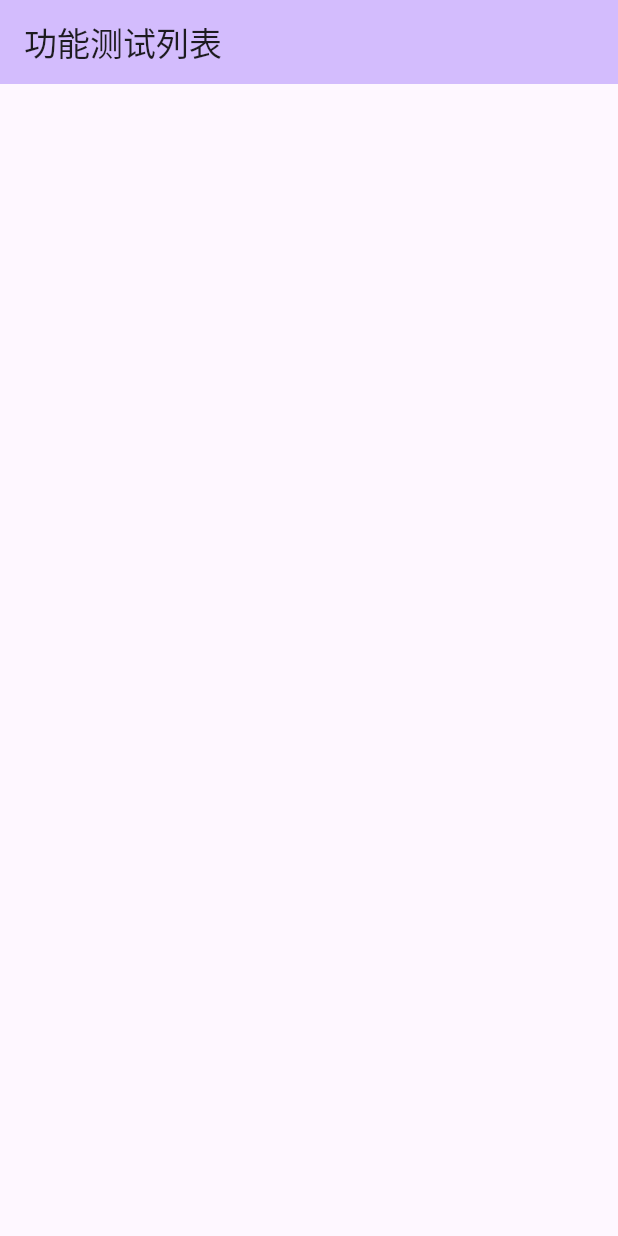
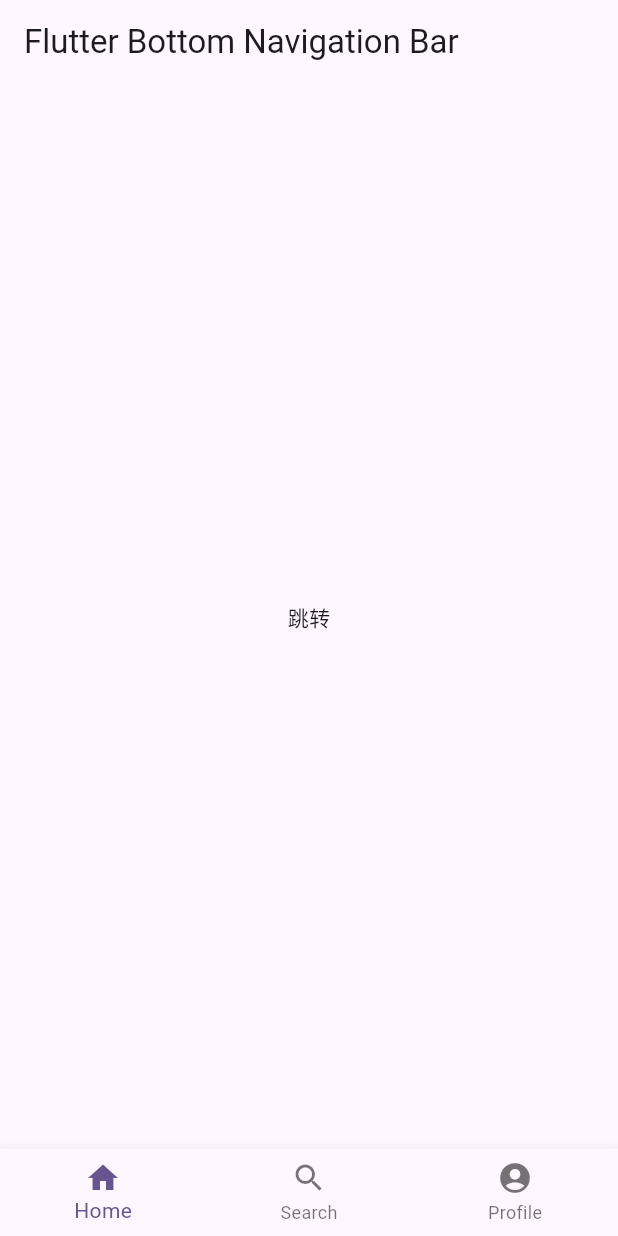
Before and after one commit to CSwater2016/flutter_study, a Flutter app: the screen it shows after launch, on a phone screen of 412 x 824 dp. Run offline on Flutter 3.47's test engine with Material 3 defaults, Android fonts, the phone set to English and light mode, and no system bars.

Commit message:
feat: 新增 multi_tab_widgets 的示例

```diff
--- a/lib/features/home/home_page.dart
+++ b/lib/features/home/home_page.dart
@@ -1,4 +1,5 @@
 import 'package:flutter/material.dart';
+import 'package:flutter_study/global_widgets/multi_tab_widgets.dart';
 
 class HomePage extends StatefulWidget {
   const HomePage({super.key, required this.title});
@@ -17,6 +18,6 @@ class _HomePageState extends State<HomePage> {
           backgroundColor: Theme.of(context).colorScheme.inversePrimary,
           title: Text(widget.title),
         ),
-        body: Container());
+        body: const MultiTabWidgets());
   }
 }
--- /dev/null
+++ b/lib/global_widgets/multi_tab_widgets.dart
@@ -0,0 +1,76 @@
+import 'package:flutter/material.dart';
+
+class MultiTabWidgets extends StatefulWidget {
+  const MultiTabWidgets({super.key});
+
+  @override
+  State<MultiTabWidgets> createState() => _MultiTabWidgetsState();
+}
+
+class _MultiTabWidgetsState extends State<MultiTabWidgets> {
+  int _currentIndex = 0; // 当前选中的 Tab 下标
+
+  // 对应每个 Tab 的页面
+  final List<Widget> _pages = [
+    Center(child: JumpExampleWidget()),
+    Center(child: Text('Search Page')),
+    Center(child: Text('Profile Page')),
+  ];
+
+  void _onItemTapped(int index) {
+    setState(() {
+      _currentIndex = index; // 更新选中的 Tab
+    });
+  }
+
+  @override
+  Widget build(BuildContext context) {
+    return Scaffold(
+      appBar: AppBar(
+        title: Text('Flutter Bottom Navigation Bar'),
+      ),
+      body: _pages[_currentIndex], // 根据 Tab 切换页面
+      bottomNavigationBar: BottomNavigationBar(
+        currentIndex: _currentIndex, // 当前选中的 Tab 下标
+        onTap: _onItemTapped, // Tab 点击时的回调
+        items: const <BottomNavigationBarItem>[
+          BottomNavigationBarItem(
+            icon: Icon(Icons.home),
+            label: 'Home',
+          ),
+          BottomNavigationBarItem(
+            icon: Icon(Icons.search),
+            label: 'Search',
+          ),
+          BottomNavigationBarItem(
+            icon: Icon(Icons.account_circle),
+            label: 'Profile',
+          ),
+        ],
+      ),
+    );
+  }
+}
+
+// MARK: 跳转示例
+
+class JumpExampleWidget extends StatelessWidget {
+  const JumpExampleWidget({super.key});
+
+  @override
+  Widget build(BuildContext context) {
+    return GestureDetector(
+        child: const Text('跳转'),
+        onTap: () => Navigator.push(
+            context,
+            MaterialPageRoute(
+                builder: (context) => Scaffold(
+                      appBar: AppBar(
+                        title: const Text('跳转示例'),
+                      ),
+                      body: Container(
+                        color: Colors.white,
+                      ),
+                    ))));
+  }
+}
--- a/lib/main.dart
+++ b/lib/main.dart
@@ -1,5 +1,6 @@
 import 'package:flutter/material.dart';
 import 'package:flutter_study/features/home/home_page.dart';
+import 'package:flutter_study/global_widgets/multi_tab_widgets.dart';
 
 void main() {
   runApp(const MyApp());
@@ -16,7 +17,8 @@ class MyApp extends StatelessWidget {
         colorScheme: ColorScheme.fromSeed(seedColor: Colors.deepPurple),
         useMaterial3: true,
       ),
-      home: const HomePage(title: '功能测试列表'),
+      // home: const HomePage(title: '功能测试列表'),
+      home: const MultiTabWidgets(),
     );
   }
 }
```
